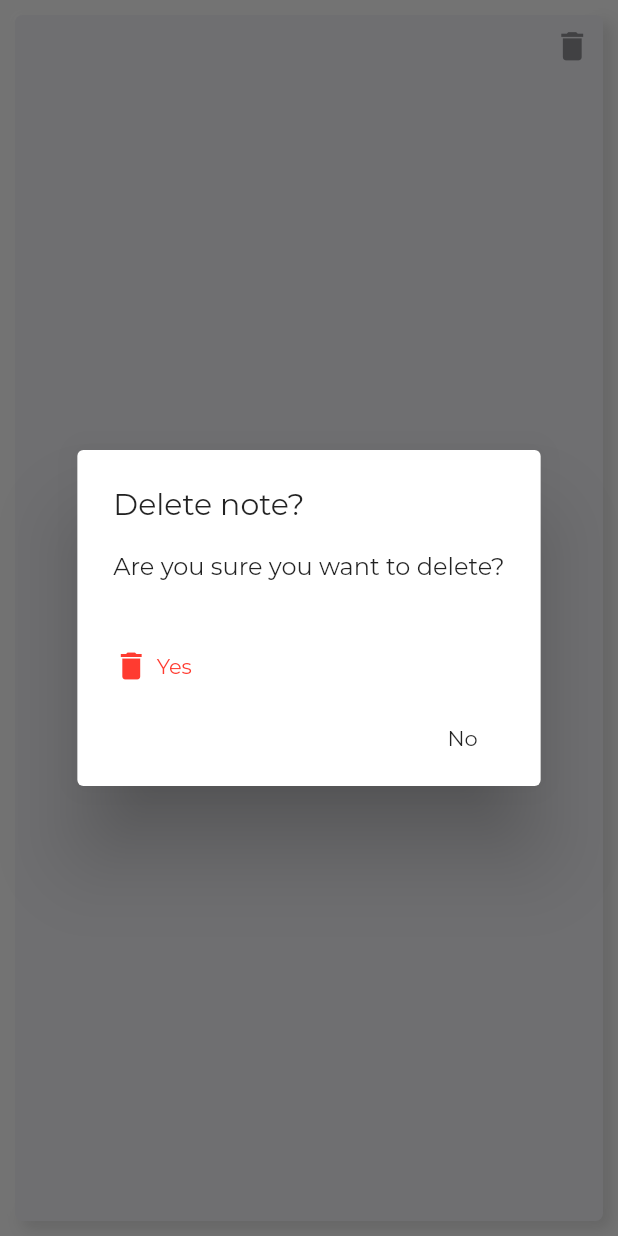
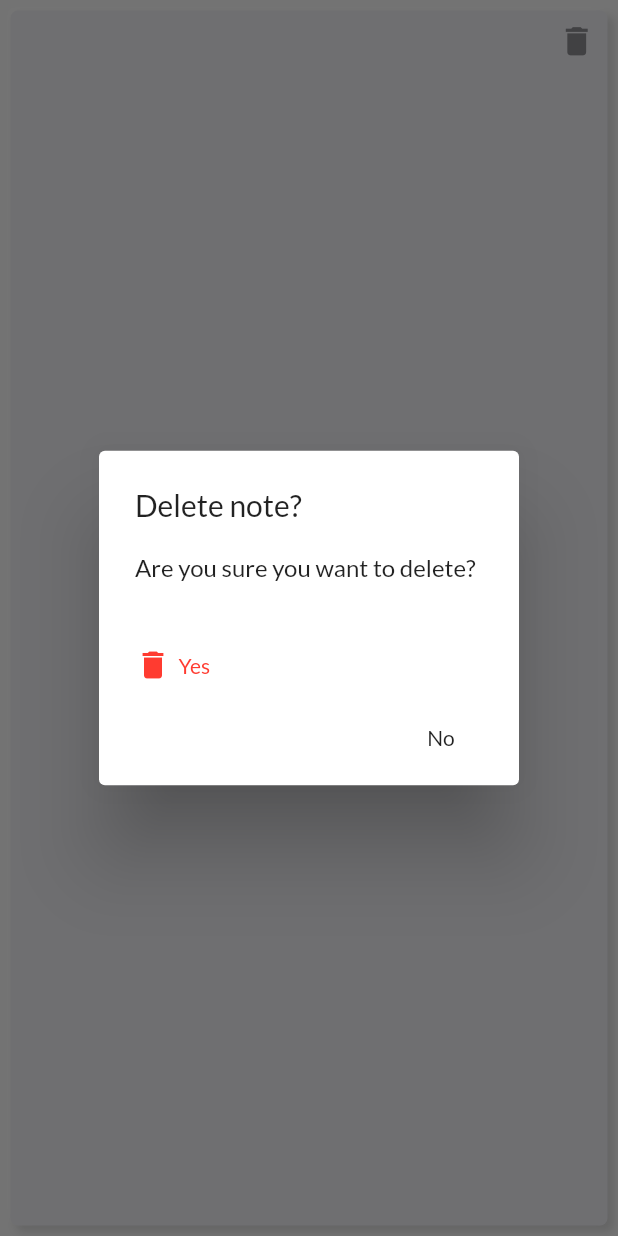
Before and after one commit to yousifm/flutter_notes, a Flutter app: the NoteItem widget shown alone on an empty page, opened directly with empty values, after a tap on the "delete" icon, on a phone screen of 412 x 824 dp. Run offline on Flutter 3.47's test engine with Material 2 defaults, Android fonts, the phone set to English and light mode, and no system bars; our stand-ins replace sqflite; accounts and stored records are empty.

Commit message:
change font and padding

```diff
--- a/lib/main.dart
+++ b/lib/main.dart
@@ -18,13 +18,14 @@ class MyApp extends StatelessWidget {
     final primaryColor = CupertinoColors.activeBlue;
     return MaterialApp(
       theme: ThemeData(
-        fontFamily: 'Montserrat',
+        fontFamily: 'Lato',
         backgroundColor: backgroundColor,
         appBarTheme: AppBarTheme(
             elevation: 0,
             color: backgroundColor,
             textTheme: TextTheme(
                 title: TextStyle(
+              fontFamily: 'OpenSans',
               color: primaryColor,
               fontSize: 28,
             )),
--- a/lib/screens/homescreen.dart
+++ b/lib/screens/homescreen.dart
@@ -12,7 +12,7 @@ class HomeScreen extends StatelessWidget {
   Widget build(BuildContext context) {
     return Scaffold(
       appBar: AppBar(
-        titleSpacing: 25,
+        titleSpacing: 20,
         title: Text("Notes"),
         actions: <Widget>[
           IconButton(
@@ -24,7 +24,7 @@ class HomeScreen extends StatelessWidget {
             },
           ),
           Padding(
-            padding: const EdgeInsets.only(right: 10),
+            padding: const EdgeInsets.only(right: 5),
             child: PopupMenu(),
           ),
         ],
--- a/lib/widgets/note_item.dart
+++ b/lib/widgets/note_item.dart
@@ -17,16 +17,16 @@ class NoteItem extends StatelessWidget {
       onTap: () => Navigator.of(context)
           .pushNamed(AddNoteScreen.routeName, arguments: note.id),
       child: Padding(
-        padding: const EdgeInsets.all(8),
+        padding: const EdgeInsets.all(5),
         child: Container(
           margin: EdgeInsets.all(2),
           decoration: BoxDecoration(
             color: Theme.of(context).backgroundColor,
             boxShadow: [
               BoxShadow(
-                  blurRadius: 8, color: Colors.black12, offset: Offset(5, 5)),
+                  blurRadius: 4, color: Colors.black12, offset: Offset(4, 4)),
               BoxShadow(
-                  blurRadius: 5, color: Colors.white54, offset: Offset(-4, -4))
+                  blurRadius: 4, color: Colors.white38, offset: Offset(-4, -4))
             ],
             borderRadius: BorderRadius.circular(5),
           ),
```
Also changed, not shown: pubspec.yaml (+8 -5 lines), assets/fonts/Lato-Bold.ttf (added), assets/fonts/Lato-Regular.ttf (added), assets/fonts/Montserrat-Bold.ttf (deleted), assets/fonts/Montserrat-Light.ttf (deleted), assets/fonts/Montserrat-Regular.ttf (deleted), assets/fonts/OpenSans-Bold.ttf (added), assets/fonts/OpenSans-Regular.ttf (added).
